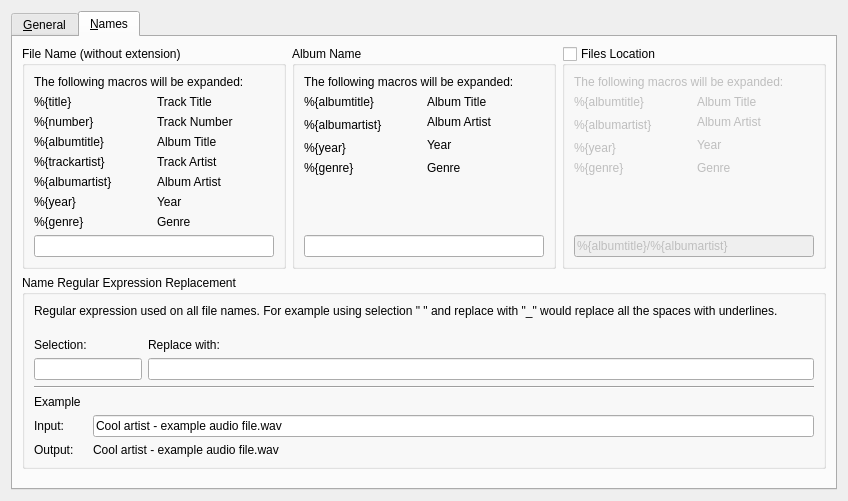
Qt form kcmaudiocd/audiocdconfig.ui (KDE/audiocd-kio) before a commit.
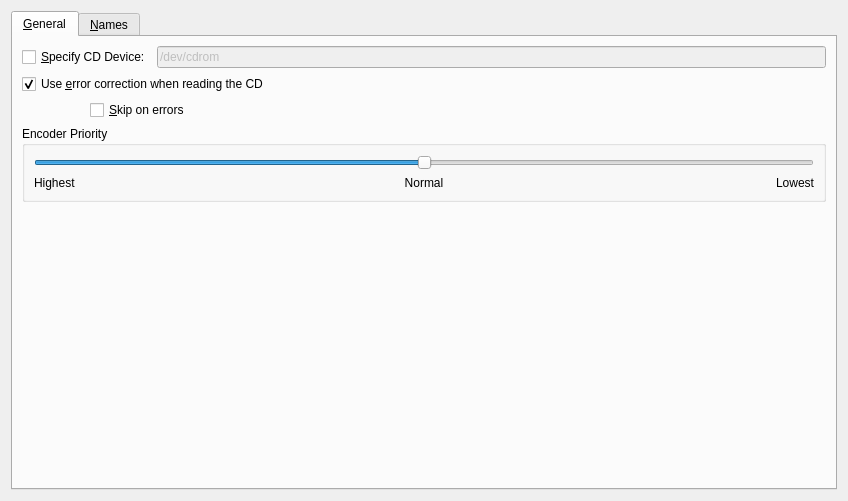
The same form after that commit. Custom widgets are drawn as their Qt base class.

Commit message: cleanup names by Johannes Christenson

What changed in the file:
```diff
--- a/kcmaudiocd/audiocdconfig.ui
+++ b/kcmaudiocd/audiocdconfig.ui
@@ -20,7 +20,7 @@
       </sizepolicy>
      </property>
      <property name="currentIndex">
-      <number>1</number>
+      <number>0</number>
      </property>
      <widget class="QWidget" name="tab">
       <attribute name="title">
@@ -171,7 +171,7 @@
        </item>
       </layout>
      </widget>
-     <widget class="QWidget" name="tab">
+     <widget class="QWidget" name="tabNames">
       <attribute name="title">
        <string>&amp;Names</string>
       </attribute>
@@ -360,7 +360,7 @@
           </item>
           <item>
            <layout class="QGridLayout">
-            <item row="2" column="1" rowspan="2">
+            <item row="2" column="1">
              <widget class="QLabel" name="textLabel20">
               <property name="text">
                <string>Year</string>
@@ -370,7 +370,7 @@
               </property>
              </widget>
             </item>
-            <item row="1" column="0" rowspan="2">
+            <item row="1" column="0">
              <widget class="QLabel" name="textLabel15">
               <property name="text">
                <string>%{albumartist}</string>
@@ -380,7 +380,7 @@
               </property>
              </widget>
             </item>
-            <item row="3" column="0">
+            <item row="2" column="0">
              <widget class="QLabel" name="textLabel16">
               <property name="text">
                <string>%{year}</string>
@@ -390,7 +390,7 @@
               </property>
              </widget>
             </item>
-            <item row="4" column="1">
+            <item row="3" column="1">
              <widget class="QLabel" name="textLabel21">
               <property name="text">
                <string>Genre</string>
@@ -420,7 +420,7 @@
               </property>
              </widget>
             </item>
-            <item row="4" column="0">
+            <item row="3" column="0">
              <widget class="QLabel" name="textLabel17">
               <property name="text">
                <string>%{genre}</string>
@@ -491,7 +491,7 @@
           </item>
           <item>
            <layout class="QGridLayout" name="_3">
-            <item row="2" column="1" rowspan="2">
+            <item row="2" column="1">
              <widget class="QLabel" name="textLabel20_2">
               <property name="text">
                <string>Year</string>
@@ -501,7 +501,7 @@
               </property>
              </widget>
             </item>
-            <item row="1" column="0" rowspan="2">
+            <item row="1" column="0">
              <widget class="QLabel" name="textLabel15_2">
               <property name="text">
                <string>%{albumartist}</string>
@@ -511,7 +511,7 @@
               </property>
              </widget>
             </item>
-            <item row="3" column="0">
+            <item row="2" column="0">
              <widget class="QLabel" name="textLabel16_2">
               <property name="text">
                <string>%{year}</string>
@@ -521,7 +521,7 @@
               </property>
              </widget>
             </item>
-            <item row="4" column="1">
+            <item row="3" column="1">
              <widget class="QLabel" name="textLabel21_2">
               <property name="text">
                <string>Genre</string>
@@ -551,7 +551,7 @@
               </property>
              </widget>
             </item>
-            <item row="4" column="0">
+            <item row="3" column="0">
              <widget class="QLabel" name="textLabel17_2">
               <property name="text">
                <string>%{genre}</string>
```
Left out of the diff: 2 changed lines with no effect on the pictures.
